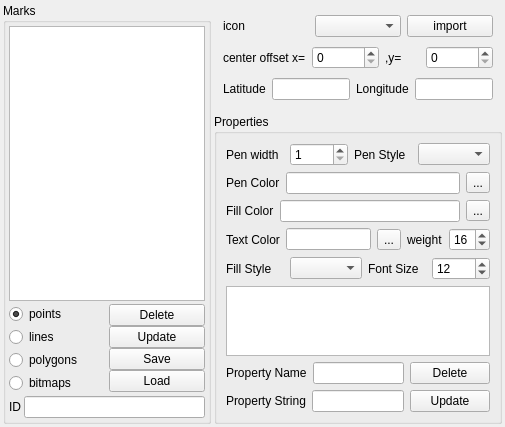
This is qtvplugin_geomarker/qtvplugin_geomarker.ui in tgut/mercator.qtviewer as Qt 5 draws it before an edit. The edited form follows.
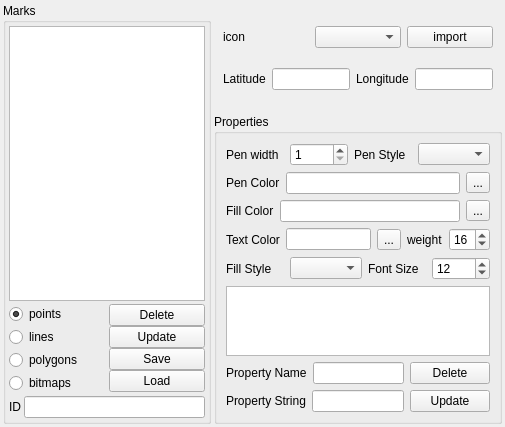
This is the edited form. The open tabs and pages were chosen to show the change.

Commit message: 1. icon item type xml save, load is ready for test. 2. next , we will build command support for icon items

```diff
--- a/qtvplugin_geomarker/qtvplugin_geomarker.ui
+++ b/qtvplugin_geomarker/qtvplugin_geomarker.ui
@@ -460,44 +460,6 @@
            </item>
           </layout>
          </item>
-         <item>
-          <layout class="QHBoxLayout" name="horizontalLayout_5">
-           <item>
-            <widget class="QLabel" name="label_18">
-             <property name="text">
-              <string>center offset x=</string>
-             </property>
-            </widget>
-           </item>
-           <item>
-            <widget class="QSpinBox" name="spinBox_icon_cenoffx">
-             <property name="minimum">
-              <number>0</number>
-             </property>
-             <property name="maximum">
-              <number>2147483647</number>
-             </property>
-            </widget>
-           </item>
-           <item>
-            <widget class="QLabel" name="label_21">
-             <property name="text">
-              <string>,y=</string>
-             </property>
-            </widget>
-           </item>
-           <item>
-            <widget class="QSpinBox" name="spinBox_icon_cenoffy">
-             <property name="minimum">
-              <number>0</number>
-             </property>
-             <property name="maximum">
-              <number>2147483647</number>
-             </property>
-            </widget>
-           </item>
-          </layout>
-         </item>
          <item>
           <layout class="QHBoxLayout" name="horizontalLayout_17">
            <item>
```
The commit also changes 13 other files.
